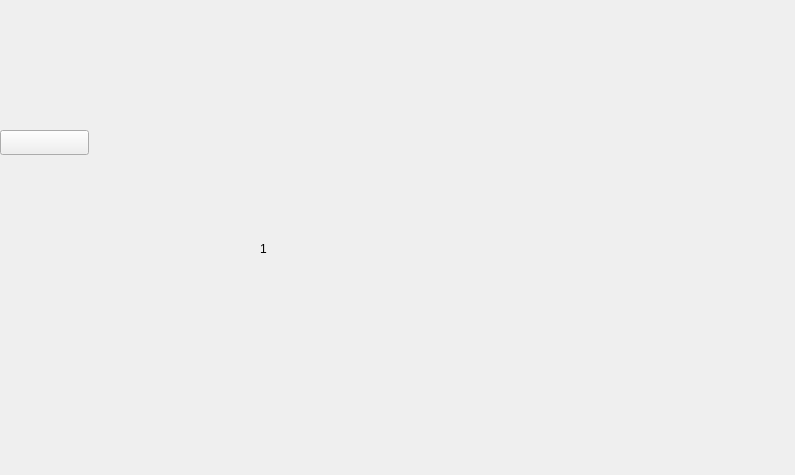
This is cam-ui-widget/widget.ui in Code0bug/tspi_action_source as Qt 5 draws it before an edit. The edited form follows.
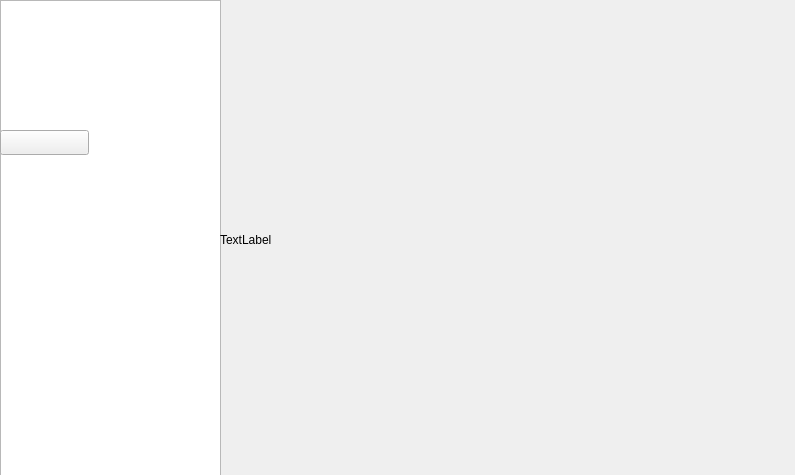
This is the edited form. The open tabs and pages were chosen to show the change.

Commit message: finish ui picture video

Patch:
```diff
--- a/cam-ui-widget/widget.ui
+++ b/cam-ui-widget/widget.ui
@@ -51,19 +51,6 @@
     </widget>
    </widget>
    <widget class="QWidget" name="page1">
-    <widget class="QLabel" name="label">
-     <property name="geometry">
-      <rect>
-       <x>260</x>
-       <y>240</y>
-       <width>67</width>
-       <height>17</height>
-      </rect>
-     </property>
-     <property name="text">
-      <string>1</string>
-     </property>
-    </widget>
     <widget class="QPushButton" name="switch_button_1">
      <property name="geometry">
       <rect>
@@ -77,6 +64,35 @@
       <string/>
      </property>
     </widget>
+    <widget class="QListWidget" name="picture_listWidget">
+     <property name="geometry">
+      <rect>
+       <x>0</x>
+       <y>0</y>
+       <width>221</width>
+       <height>481</height>
+      </rect>
+     </property>
+    </widget>
+    <widget class="QLabel" name="picture_label">
+     <property name="geometry">
+      <rect>
+       <x>220</x>
+       <y>-1</y>
+       <width>571</width>
+       <height>481</height>
+      </rect>
+     </property>
+     <property name="text">
+      <string>TextLabel</string>
+     </property>
+     <property name="scaledContents">
+      <bool>true</bool>
+     </property>
+    </widget>
+    <zorder>picture_listWidget</zorder>
+    <zorder>switch_button_1</zorder>
+    <zorder>picture_label</zorder>
    </widget>
    <widget class="QWidget" name="page2">
     <widget class="QLabel" name="label_2">
```
Left out of the diff: 42 changed lines with no effect on the pictures. The commit also changes 3 other files.
